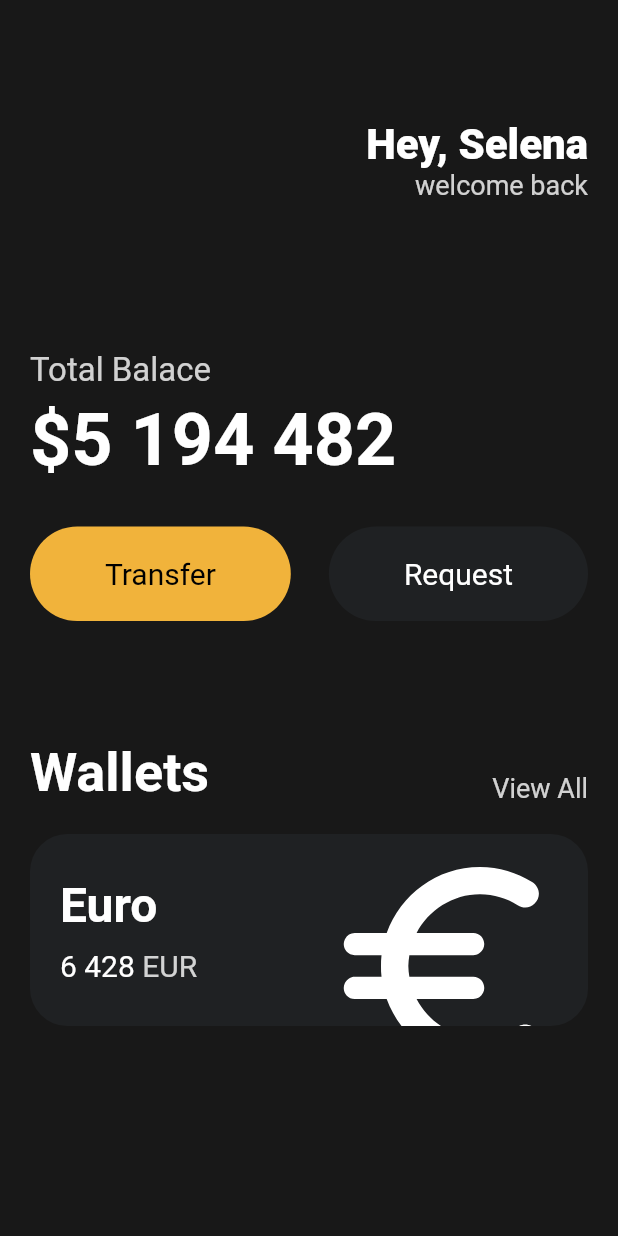
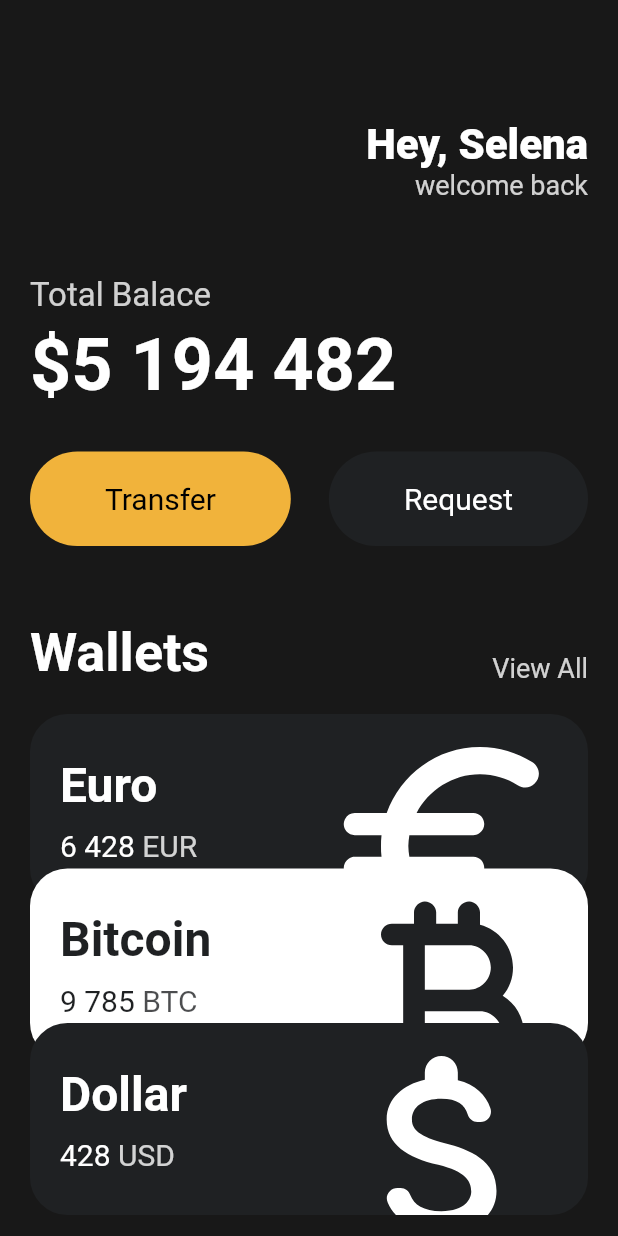
Before and after one commit to Mun-cloud/toonflix, a Flutter app: the screen it shows after launch, on a phone screen of 412 x 824 dp. Run offline on Flutter 3.47's test engine with Material 2 defaults, Android fonts, the phone set to English and light mode, and no system bars.

Commit message:
카드 컴포넌트화

```diff
--- a/lib/main.dart
+++ b/lib/main.dart
@@ -1,5 +1,6 @@
 import 'package:flutter/material.dart';
 import 'package:toonflix/widgets/buttons.dart';
+import 'package:toonflix/widgets/currency_card.dart';
 
 void main() {
   runApp(const App());
@@ -13,7 +14,8 @@ class App extends StatelessWidget {
     return MaterialApp(
       home: Scaffold(
         backgroundColor: const Color(0xff181818),
-        body: Padding(
+        body: SingleChildScrollView(
+          child: Padding(
             padding: const EdgeInsets.symmetric(horizontal: 20),
             child: Column(
               crossAxisAlignment: CrossAxisAlignment.start,
@@ -44,12 +46,12 @@ class App extends StatelessWidget {
                   ],
                 ),
                 const SizedBox(
-                height: 100,
+                  height: 50,
                 ),
                 Text(
                   "Total Balace",
                   style: TextStyle(
-                  color: Colors.white.withOpacity((0.8)),
+                    color: Colors.white.withOpacity(0.8),
                     fontSize: 22,
                   ),
                 ),
@@ -81,7 +83,7 @@ class App extends StatelessWidget {
                   ],
                 ),
                 const SizedBox(
-                height: 80,
+                  height: 50,
                 ),
                 Row(
                   mainAxisAlignment: MainAxisAlignment.spaceBetween,
@@ -107,70 +109,39 @@ class App extends StatelessWidget {
                 const SizedBox(
                   height: 20,
                 ),
-              Container(
-                clipBehavior: Clip.hardEdge,
-                decoration: BoxDecoration(
-                  color: const Color(0xff1f2123),
-                  borderRadius: BorderRadius.circular(25),
+                const CurrencyCard(
+                    name: 'Euro',
+                    code: "EUR",
+                    amount: "6 428",
+                    icon: Icons.euro_rounded,
+                    isInverted: false,
+                    order: 0),
+                const CurrencyCard(
+                  name: 'Bitcoin',
+                  code: "BTC",
+                  amount: "9 785",
+                  icon: Icons.currency_bitcoin_rounded,
+                  isInverted: true,
+                  order: 1,
                 ),
-                child: Padding(
-                  padding: const EdgeInsets.all(20),
-                  child: Row(
-                    mainAxisAlignment: MainAxisAlignment.spaceBetween,
-                    children: [
-                      Column(
-                        crossAxisAlignment: CrossAxisAlignment.start,
-                        children: [
-                          const Text(
-                            "Euro",
-                            style: TextStyle(
-                              color: Colors.white,
-                              fontSize: 32,
-                              fontWeight: FontWeight.w600,
+
+                const CurrencyCard(
+                  name: 'Dollar',
+                  code: "USD",
+                  amount: "428",
+                  icon: Icons.attach_money_rounded,
+                  isInverted: false,
+                  order: 2,
                 ),
-                          ),
-                          const SizedBox(
-                            height: 10,
-                          ),
-                          Row(
-                            children: [
-                              const Text(
-                                "6 428",
-                                style: TextStyle(
-                                  color: Colors.white,
-                                  fontSize: 20,
-                                ),
-                              ),
-                              const SizedBox(
-                                width: 5,
-                              ),
-                              Text(
-                                "EUR",
-                                style: TextStyle(
-                                  color: Colors.white.withOpacity(0.8),
-                                  fontSize: 20,
-                                ),
-                              ),
-                            ],
-                          )
+
+                // const CurrencyCard(
+                //   name: 'Euro',
+                //   code: "EUR",
+                //   amount: "6 428",
+                //   icon: Icons.euro_rounded,
+                // )
               ],
             ),
-                      Transform.scale(
-                        scale: 2,
-                        child: Transform.translate(
-                          offset: const Offset(-15, 12),
-                          child: const Icon(
-                            Icons.euro_rounded,
-                            color: Colors.white,
-                            size: 88,
-                          ),
-                        ),
-                      )
-                    ],
-                  ),
-                ),
-              )
-            ],
           ),
         ),
       ),
--- /dev/null
+++ b/lib/widgets/currency_card.dart
@@ -0,0 +1,92 @@
+import 'package:flutter/material.dart';
+
+class CurrencyCard extends StatelessWidget {
+  final String name, code, amount;
+  final int order;
+  final IconData icon;
+  final bool isInverted;
+
+  final _blackColor = const Color(0xff1f2123);
+
+  const CurrencyCard({
+    super.key,
+    required this.name,
+    required this.code,
+    required this.amount,
+    required this.icon,
+    required this.isInverted,
+    required this.order,
+  });
+
+  @override
+  Widget build(BuildContext context) {
+    return Transform.translate(
+      offset: Offset(0, order * -25),
+      child: Container(
+        clipBehavior: Clip.hardEdge,
+        decoration: BoxDecoration(
+          color: isInverted ? Colors.white : _blackColor,
+          borderRadius: BorderRadius.circular(25),
+        ),
+        child: Padding(
+          padding: const EdgeInsets.all(20),
+          child: Row(
+            mainAxisAlignment: MainAxisAlignment.spaceBetween,
+            children: [
+              Column(
+                crossAxisAlignment: CrossAxisAlignment.start,
+                children: [
+                  Text(
+                    name,
+                    style: TextStyle(
+                      color: isInverted ? _blackColor : Colors.white,
+                      fontSize: 32,
+                      fontWeight: FontWeight.w600,
+                    ),
+                  ),
+                  const SizedBox(
+                    height: 10,
+                  ),
+                  Row(
+                    children: [
+                      Text(
+                        amount,
+                        style: TextStyle(
+                          color: isInverted ? _blackColor : Colors.white,
+                          fontSize: 20,
+                        ),
+                      ),
+                      const SizedBox(
+                        width: 5,
+                      ),
+                      Text(
+                        code,
+                        style: TextStyle(
+                          color: isInverted
+                              ? _blackColor.withOpacity(0.8)
+                              : Colors.white.withOpacity(0.8),
+                          fontSize: 20,
+                        ),
+                      ),
+                    ],
+                  )
+                ],
+              ),
+              Transform.scale(
+                scale: 2,
+                child: Transform.translate(
+                  offset: const Offset(-15, 12),
+                  child: Icon(
+                    icon,
+                    color: isInverted ? _blackColor : Colors.white,
+                    size: 88,
+                  ),
+                ),
+              )
+            ],
+          ),
+        ),
+      ),
+    );
+  }
+}
```
Lines whose indentation alone changed are shown as unchanged.
